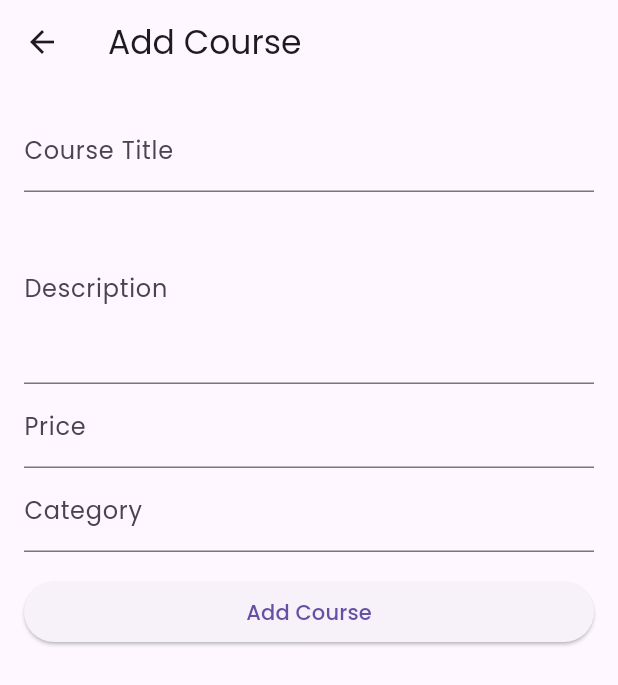
After one commit to raianbk/learnology, a Flutter app: the InstructorDashboard screen opened by its route, after a tap on the "add" icon, on a phone screen of 412 x 824 dp. The commit adds this screen. Shown: the top 685 px of the screen. Run offline on Flutter 3.47's test engine with Material 3 defaults, Android fonts, the phone set to English and light mode, and no system bars; our stand-ins replace cloud_firestore, firebase_auth, firebase_core, fluttertoast, google_fonts; accounts and stored records are empty.

Commit message:
added dashboard

```diff
--- a/lib/constants.dart
+++ b/lib/constants.dart
@@ -1,3 +1 @@
 import 'package:firebase_auth/firebase_auth.dart';
-
-final user = FirebaseAuth.instance.currentUser;
--- a/lib/main.dart
+++ b/lib/main.dart
@@ -5,10 +5,12 @@ import 'package:google_fonts/google_fonts.dart';
 import 'package:learnology/pages/auth_page.dart';
 
 import 'package:firebase_core/firebase_core.dart';
+import 'package:learnology/pages/become_instructor.dart';
 import 'package:learnology/pages/cart_page.dart';
 import 'package:learnology/pages/course_detail.dart';
 import 'package:learnology/pages/course_list.dart';
-import 'package:learnology/pages/list_page.dart';
+import 'package:learnology/pages/dashboard.dart';
+
 import 'package:learnology/pages/signup.dart';
 import 'package:learnology/provider/cart_provider.dart';
 import 'package:provider/provider.dart';
@@ -38,6 +40,8 @@ class MyApp extends StatelessWidget {
           '/course_detail': (context) => CourseDetail(),
           '/cart': (context) => CartPage(),
           '/category': (context) => CourseListPage(),
+          '/instructor': (context) => BecomeInstructorScreen(),
+          '/dashboard': (context) => InstructorDashboard(),
         },
         theme: ThemeData(
           textTheme: GoogleFonts.poppinsTextTheme(),
--- a/lib/pages/account_page.dart
+++ b/lib/pages/account_page.dart
@@ -15,6 +15,7 @@ class Accounts extends StatefulWidget {
 class _AccountsState extends State<Accounts> {
   @override
   Widget build(BuildContext context) {
+    final user = FirebaseAuth.instance.currentUser;
     return Scaffold(
       backgroundColor: Colors.white,
       appBar: AppBar(
@@ -57,7 +58,9 @@ class _AccountsState extends State<Accounts> {
                   Padding(
                     padding: EdgeInsets.only(top: 25),
                     child: MaterialButton(
-                      onPressed: () {},
+                      onPressed: () {
+                        Navigator.pushNamed(context, '/instructor');
+                      },
                       child: Text(
                         'Become an Instructor',
                         style: TextStyle(
--- /dev/null
+++ b/lib/pages/dashboard.dart
@@ -0,0 +1,185 @@
+import 'package:flutter/material.dart';
+import 'package:cloud_firestore/cloud_firestore.dart';
+import 'package:learnology/constants.dart';
+
+class InstructorDashboard extends StatelessWidget {
+  const InstructorDashboard();
+
+  @override
+  Widget build(BuildContext context) {
+    return Scaffold(
+      appBar: AppBar(
+        title: Text('Instructor Dashboard'),
+        actions: [
+          IconButton(
+            icon: Icon(Icons.add),
+            onPressed: () {
+              Navigator.push(
+                context,
+                MaterialPageRoute(
+                  builder: (context) => AddCourseScreen(),
+                ),
+              );
+            },
+          ),
+        ],
+      ),
+      body: StreamBuilder<QuerySnapshot>(
+        stream: FirebaseFirestore.instance
+            .collection('Courses Collection')
+            .snapshots(),
+        builder: (context, snapshot) {
+          if (snapshot.connectionState == ConnectionState.waiting) {
+            return Center(child: CircularProgressIndicator());
+          }
+
+          if (!snapshot.hasData || snapshot.data!.docs.isEmpty) {
+            return Center(child: Text('No courses uploaded yet.'));
+          }
+
+          final courses = snapshot.data!.docs;
+
+          return ListView.builder(
+            itemCount: courses.length,
+            itemBuilder: (context, index) {
+              final course = courses[index];
+              return Card(
+                child: ListTile(
+                  title: Text(course['title']),
+                  subtitle: Text('Price: \$${course['price']}'),
+                  trailing: Row(
+                    mainAxisSize: MainAxisSize.min,
+                    children: [
+                      IconButton(
+                        icon: Icon(Icons.edit),
+                        onPressed: () {},
+                      ),
+                      IconButton(
+                        icon: Icon(Icons.delete),
+                        onPressed: () async {
+                          // Delete the course
+                          await FirebaseFirestore.instance
+                              .collection('Courses Collection')
+                              .doc(course.id)
+                              .delete();
+                          ScaffoldMessenger.of(context).showSnackBar(
+                            SnackBar(
+                                content: Text('Course deleted successfully.')),
+                          );
+                        },
+                      ),
+                    ],
+                  ),
+                ),
+              );
+            },
+          );
+        },
+      ),
+    );
+  }
+}
+
+class AddCourseScreen extends StatefulWidget {
+  AddCourseScreen();
+
+  @override
+  _AddCourseScreenState createState() => _AddCourseScreenState();
+}
+
+class _AddCourseScreenState extends State<AddCourseScreen> {
+  final _formKey = GlobalKey<FormState>();
+  final _titleController = TextEditingController();
+  final _descriptionController = TextEditingController();
+  final _priceController = TextEditingController();
+  final _categoryController = TextEditingController();
+  bool _isLoading = false;
+
+  Future<void> addCourse() async {
+    if (!_formKey.currentState!.validate()) return;
+
+    setState(() {
+      _isLoading = true;
+    });
+
+    try {
+      await FirebaseFirestore.instance.collection('Courses Collection').add({
+        'title': _titleController.text.trim(),
+        'description': _descriptionController.text.trim(),
+        'price': int.parse(_priceController.text.trim()),
+        'category': _categoryController.text.trim(),
+        'thumbnail': '',
+        'createdAt': FieldValue.serverTimestamp(),
+        'imageUrl': ''
+      });
+
+      ScaffoldMessenger.of(context).showSnackBar(
+        SnackBar(content: Text('Course added successfully!')),
+      );
+
+      Navigator.pop(context);
+    } catch (e) {
+      ScaffoldMessenger.of(context).showSnackBar(
+        SnackBar(content: Text('Failed to add course: ${e.toString()}')),
+      );
+    } finally {
+      setState(() {
+        _isLoading = false;
+      });
+    }
+  }
+
+  @override
+  Widget build(BuildContext context) {
+    return Scaffold(
+      appBar: AppBar(title: Text('Add Course')),
+      body: Padding(
+        padding: const EdgeInsets.all(16.0),
+        child: Form(
+          key: _formKey,
+          child: ListView(
+            children: [
+              TextFormField(
+                controller: _titleController,
+                decoration: InputDecoration(labelText: 'Course Title'),
+                validator: (value) =>
+                    value == null || value.isEmpty ? 'Title is required' : null,
+              ),
+              TextFormField(
+                controller: _descriptionController,
+                decoration: InputDecoration(labelText: 'Description'),
+                maxLines: 4,
+                validator: (value) => value == null || value.isEmpty
+                    ? 'Description is required'
+                    : null,
+              ),
+              TextFormField(
+                controller: _priceController,
+                decoration: InputDecoration(labelText: 'Price'),
+                keyboardType: TextInputType.number,
+                validator: (value) =>
+                    value == null || double.tryParse(value) == null
+                        ? 'Enter a valid price'
+                        : null,
+              ),
+              TextFormField(
+                controller: _categoryController,
+                decoration: InputDecoration(labelText: 'Category'),
+                validator: (value) => value == null || value.isEmpty
+                    ? 'Category is required'
+                    : null,
+              ),
+              SizedBox(height: 16.0),
+              _isLoading
+                  ? Center(child: CircularProgressIndicator())
+                  : ElevatedButton(
+                      onPressed: addCourse,
+                      child: Text('Add Course'),
+                    ),
+            ],
+          ),
+        ),
+      ),
+    );
+  }
+}
```
Also changed, not shown: lib/pages/become_instructor.dart (added, +113 -0 lines), lib/pages/course_list.dart (+1 -8 lines), lib/pages/test_page.dart (+61 -91 lines).
